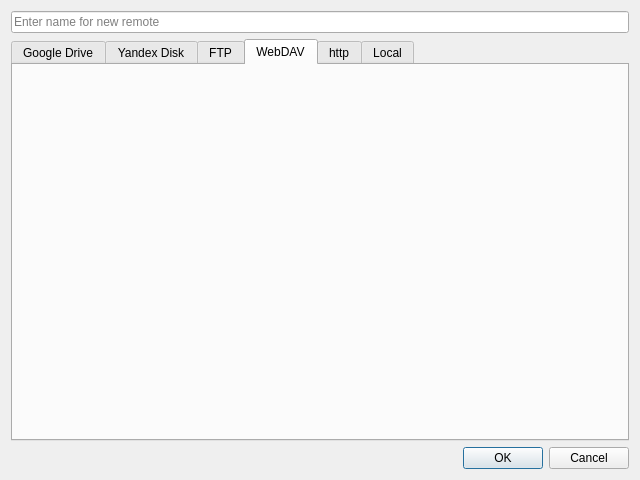
Above: forms/new_remote_window.ui from Communist02/agile before the change. Below: the same form after it.
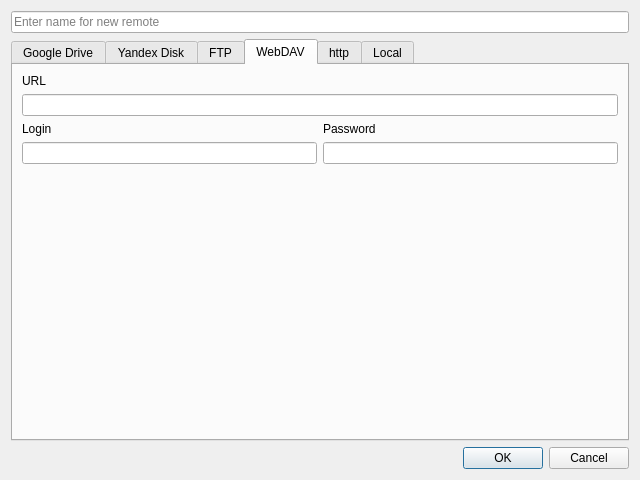
That is the form after the change. The open tabs and pages were chosen to show the change.

The edit to the form file:
```diff
--- a/forms/new_remote_window.ui
+++ b/forms/new_remote_window.ui
@@ -223,6 +223,63 @@
       <attribute name="title">
        <string>WebDAV</string>
       </attribute>
+      <layout class="QVBoxLayout" name="verticalLayout_10">
+       <item>
+        <widget class="QLabel" name="label_7">
+         <property name="text">
+          <string>URL</string>
+         </property>
+        </widget>
+       </item>
+       <item>
+        <widget class="QLineEdit" name="lineEdit_webdav_url"/>
+       </item>
+       <item>
+        <layout class="QHBoxLayout" name="horizontalLayout">
+         <item>
+          <layout class="QVBoxLayout" name="verticalLayout_11">
+           <item>
+            <widget class="QLabel" name="label_8">
+             <property name="text">
+              <string>Login</string>
+             </property>
+            </widget>
+           </item>
+           <item>
+            <widget class="QLineEdit" name="lineEdit_webdav_login"/>
+           </item>
+          </layout>
+         </item>
+         <item>
+          <layout class="QVBoxLayout" name="verticalLayout_13">
+           <item>
+            <widget class="QLabel" name="label_9">
+             <property name="text">
+              <string>Password</string>
+             </property>
+            </widget>
+           </item>
+           <item>
+            <widget class="QLineEdit" name="lineEdit_webdav_password"/>
+           </item>
+          </layout>
+         </item>
+        </layout>
+       </item>
+       <item>
+        <spacer name="verticalSpacer_5">
+         <property name="orientation">
+          <enum>Qt::Orientation::Vertical</enum>
+         </property>
+         <property name="sizeHint" stdset="0">
+          <size>
+           <width>20</width>
+           <height>40</height>
+          </size>
+         </property>
+        </spacer>
+       </item>
+      </layout>
      </widget>
      <widget class="QWidget" name="tab_http">
       <attribute name="title">
```
Left out of the diff: 4 changed lines with no effect on the pictures.
